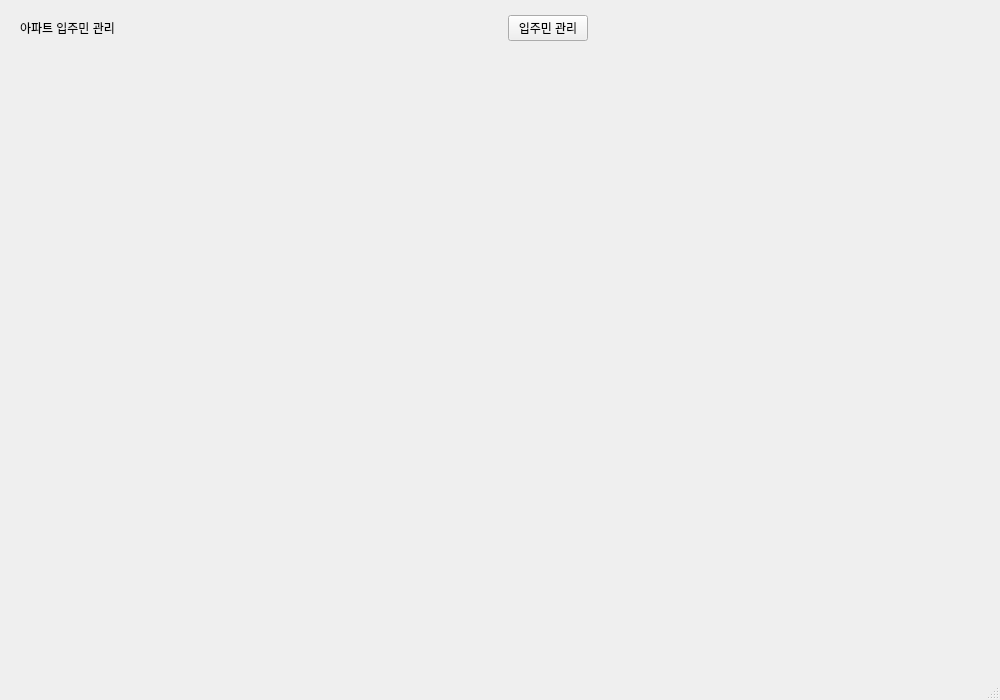
Qt form src/AptManager/mainwindow.ui (anmincheol-71/apartment-resident-manager) before a commit.
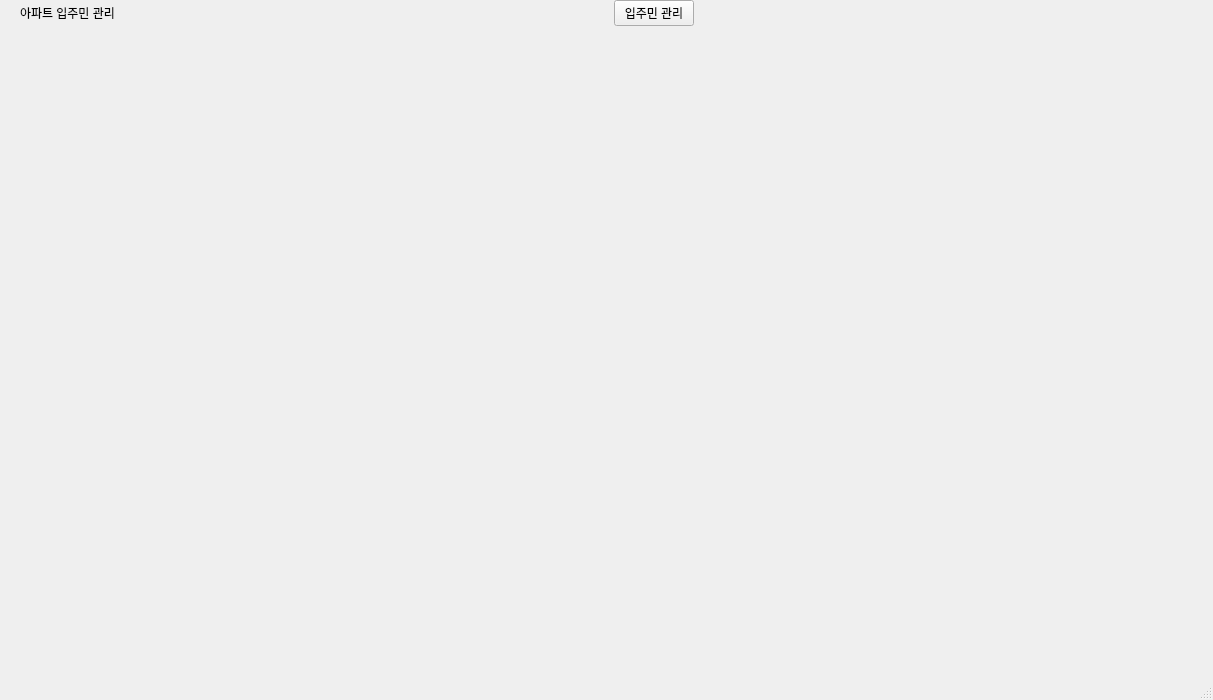
The same form after that commit.

Diff of the .ui file:
```diff
--- a/src/AptManager/mainwindow.ui
+++ b/src/AptManager/mainwindow.ui
@@ -6,7 +6,7 @@
    <rect>
     <x>0</x>
     <y>0</y>
-    <width>1000</width>
+    <width>1213</width>
     <height>700</height>
    </rect>
   </property>
@@ -24,13 +24,6 @@
 
     <!-- 네비게이션 바 -->
     <item>
-     <widget class="QWidget" name="navWidget">
-      <property name="minimumSize">
-       <size><width>0</width><height>56</height></size>
-      </property>
-      <property name="maximumSize">
-       <size><width>16777215</width><height>56</height></size>
-      </property>
       <layout class="QHBoxLayout" name="navLayout">
        <property name="leftMargin"><number>20</number></property>
        <property name="rightMargin"><number>20</number></property>
@@ -69,12 +62,8 @@
          </property>
         </spacer>
        </item>
-
-      </layout>
-     </widget>
+     </layout>
     </item>
-
-    <!-- 페이지 스택 -->
     <item>
      <widget class="QStackedWidget" name="stackedWidget"/>
     </item>
```
Left out of the diff: 85 changed lines with no effect on the pictures. Lines whose indentation alone changed are shown as unchanged.
